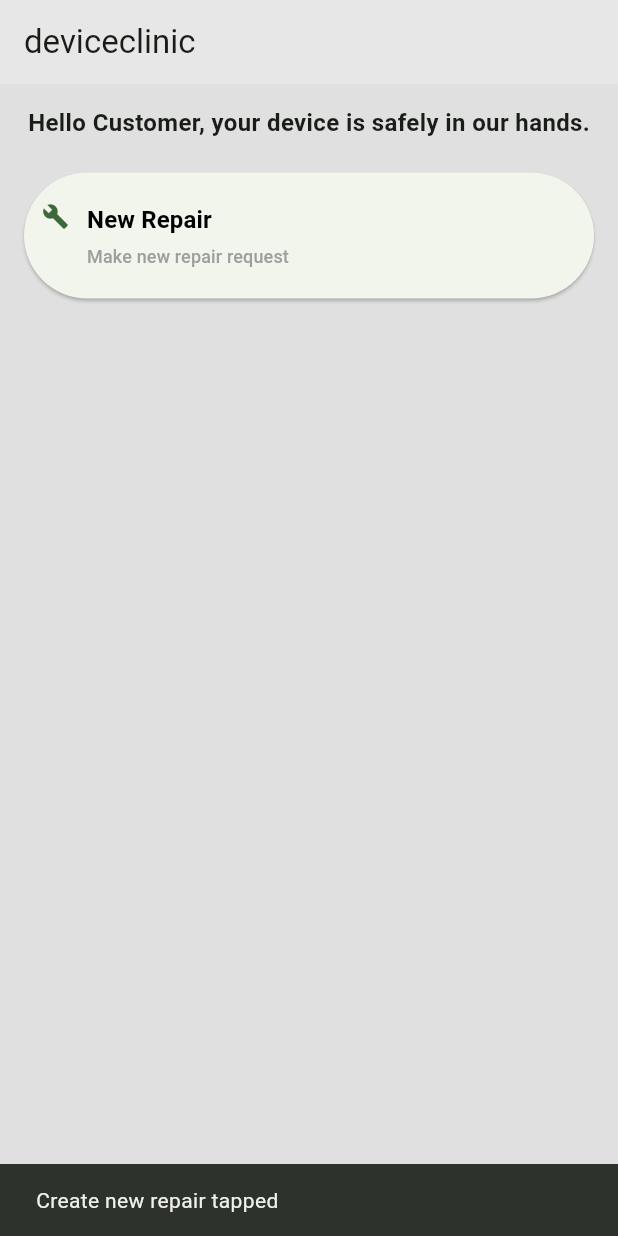
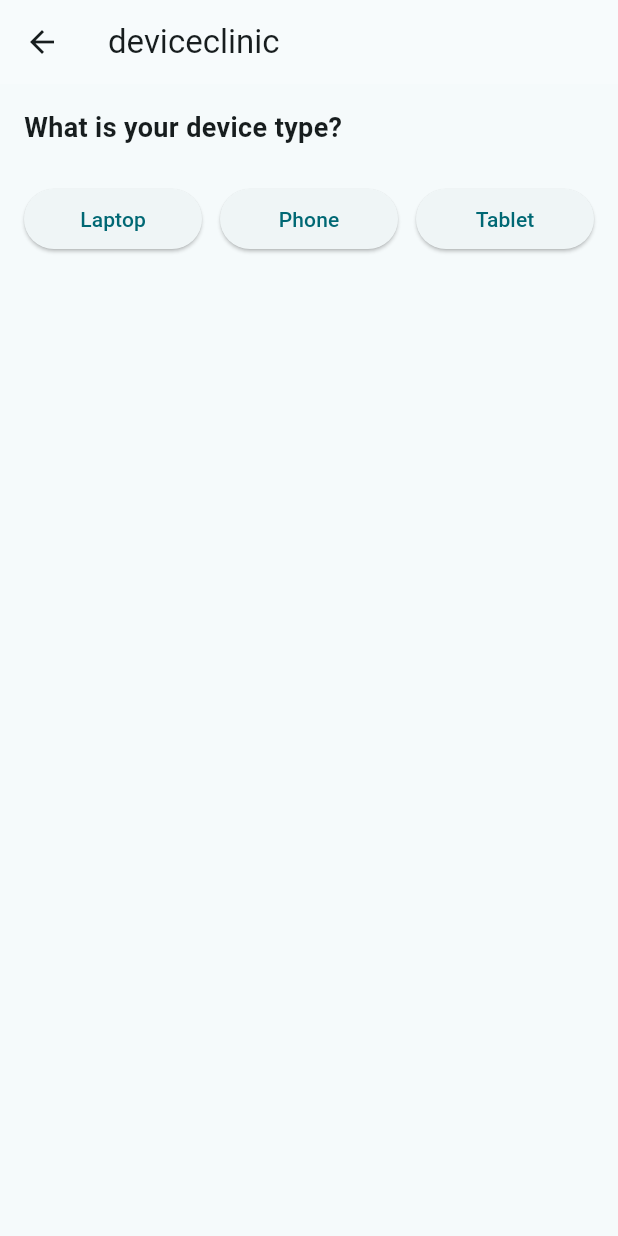
Before and after one commit to franquelie/deviceclinic, a Flutter app: the screen it shows after launch, after a tap on "New Repair", on a phone screen of 412 x 824 dp. Run offline on Flutter 3.47's test engine with Material 3 defaults, Android fonts, the phone set to English and light mode, and no system bars.

Commit message:
Added laptop brand sequence

```diff
--- a/lib/main.dart
+++ b/lib/main.dart
@@ -1,4 +1,5 @@
 import 'package:flutter/material.dart';
+import 'laptop_brand.dart';
 
 void main() {
   runApp(const MyApp());
@@ -19,7 +20,7 @@ class MyApp extends StatelessWidget {
       title: 'DeviceClinic',
       theme: ThemeData(
         // This is the theme of your application.
-        colorScheme: ColorScheme.fromSeed(seedColor: Colors.green),
+        colorScheme: ColorScheme.fromSeed(seedColor: Colors.white24),
       ),
       home: const MyHomePage(title: 'deviceclinic'),
     );
@@ -60,7 +61,7 @@ class _MyHomePageState extends State<MyHomePage> {
         // TRY THIS: Try changing the color here to a specific color (to
         // Colors.amber, perhaps?) and trigger a hot reload to see the AppBar
         // change color while the other colors stay the same.
-        backgroundColor: Colors.white24,
+
         // Here we take the value from the MyHomePage object that was created by
         // the App.build method, and use it to set our appbar title.
         title: Text(widget.title),
@@ -78,10 +79,6 @@ class _MyHomePageState extends State<MyHomePage> {
           // start the children vertically; the main axis here is the vertical
           // axis because Columns are vertical (the cross axis would be
           // horizontal).
-          //
-          // TRY THIS: Invoke "debug painting" (choose the "Toggle Debug Paint"
-          // action in the IDE, or press "p" in the console), to see the
-          // wireframe for each widget.
           mainAxisAlignment: .start,
           children: [
             const Padding(
@@ -100,8 +97,8 @@ class _MyHomePageState extends State<MyHomePage> {
                   padding: const EdgeInsets.symmetric(vertical: 20.0, horizontal: 12.0),
                 ),
                 onPressed: () {
-                  ScaffoldMessenger.of(context).showSnackBar(
-                    const SnackBar(content: Text('Create new repair tapped')),
+                  Navigator.of(context).push(
+                    MaterialPageRoute(builder: (_) => const DeviceTypeView()),
                   );
                 },
                 child: Row(
@@ -131,9 +128,80 @@ class _MyHomePageState extends State<MyHomePage> {
             ),
           ],
 
-
         ),
       ),
     );
   }
 }
+
+class DeviceTypeView extends StatelessWidget {
+  const DeviceTypeView({super.key});
+
+  @override
+  Widget build(BuildContext context) {
+    return Scaffold(
+      appBar: AppBar(
+        backgroundColor: Colors.white24,
+        title: const Text('deviceclinic'),
+      ),
+      body: Padding(
+        padding: const EdgeInsets.all(16.0),
+        child: Column(
+          mainAxisSize: MainAxisSize.min,
+          crossAxisAlignment: CrossAxisAlignment.stretch,
+          children: [
+            const Text(
+              'What is your device type?',
+              style: TextStyle(fontSize: 18.0, fontWeight: FontWeight.w600),
+            ),
+            const SizedBox(height: 24.0),
+            Row(
+              mainAxisAlignment: MainAxisAlignment.spaceBetween,
+              children: [
+                Expanded(
+                  child: ElevatedButton(
+                    onPressed: () async {
+                      final result = await Navigator.of(context).push(
+                        MaterialPageRoute(builder: (_) => const LaptopBrandsView()),
+                      );
+                      if (result != null) {
+                        ScaffoldMessenger.of(context).showSnackBar(
+                          SnackBar(content: Text('Selected: $result')),
+                        );
+                      }
+                    },
+                    child: const Text('Laptop'),
+                  ),
+                ),
+                const SizedBox(width: 12.0),
+                Expanded(
+                  child: ElevatedButton(
+                    onPressed: () {
+                      ScaffoldMessenger.of(context).showSnackBar(
+                        const SnackBar(content: Text('Selected: Phone')),
+                      );
+                      Navigator.of(context).pop();
+                    },
+                    child: const Text('Phone'),
+                  ),
+                ),
+                const SizedBox(width: 12.0),
+                Expanded(
+                  child: ElevatedButton(
+                    onPressed: () {
+                      ScaffoldMessenger.of(context).showSnackBar(
+                        const SnackBar(content: Text('Selected: Tablet')),
+                      );
+                      Navigator.of(context).pop();
+                    },
+                    child: const Text('Tablet'),
+                  ),
+                ),
+              ],
+            ),
+          ],
+        ),
+      ),
+    );
+  }
+}
```
Also changed, not shown: lib/laptop_brand.dart (added, +85 -0 lines).
